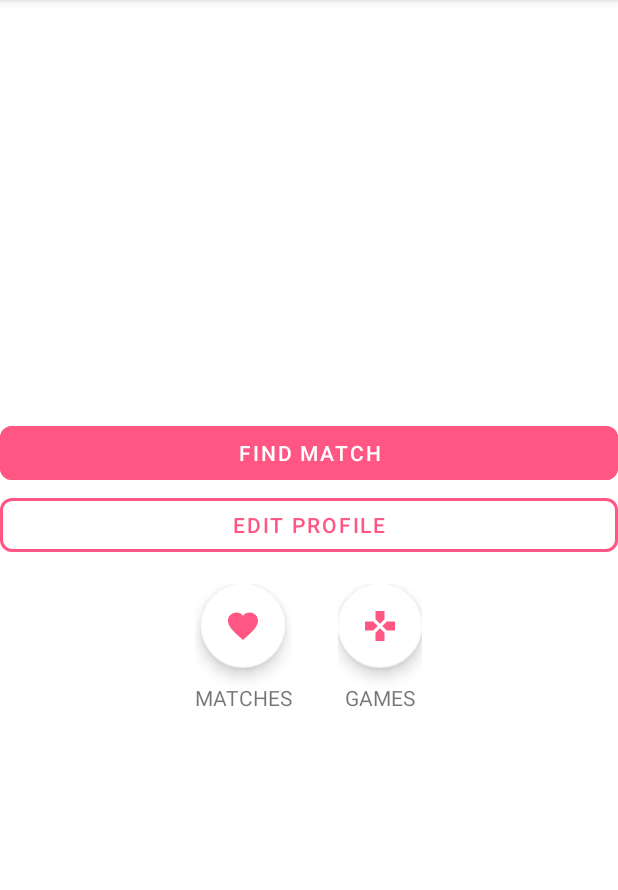
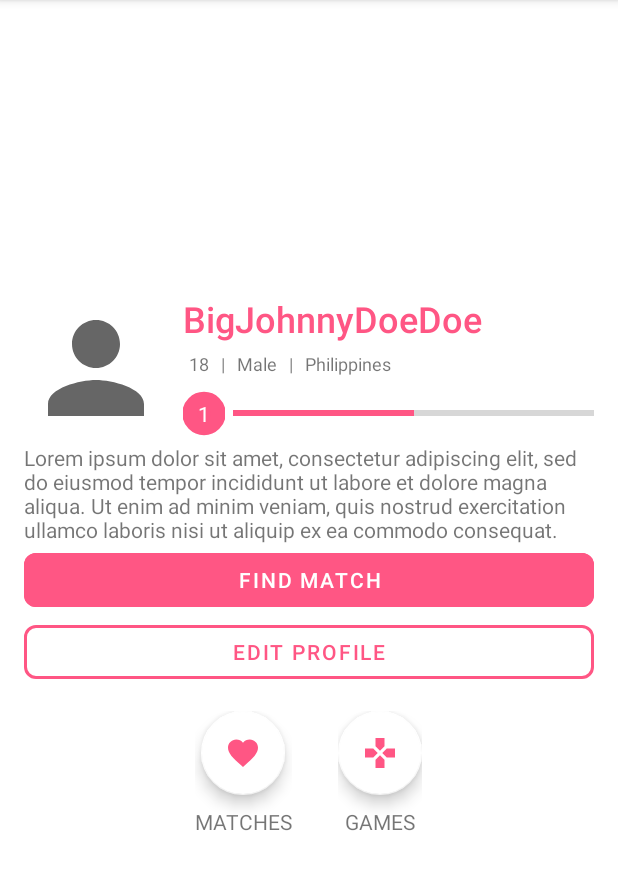
Before and after one commit to zobhhz/alintana, an Android app: the ProfileActivity screen opened directly, with no data from a screen before it, on a phone screen of 412 x 824 dp, the part 84-974 px from its top. Run offline under Robolectric (Android 15) with nearby library versions, the phone set to English and light mode, and no system bars; 2 statements that could not run were skipped.

Commit message:
updated profile and added password to users

```diff
--- a/alintana/app/src/main/AndroidManifest.xml
+++ b/alintana/app/src/main/AndroidManifest.xml
@@ -14,18 +14,18 @@
         android:theme="@style/Theme.Alintana"
         android:usesCleartextTraffic="true">
         <activity android:name=".MatchActivity">
+        </activity>
+        <activity android:name=".ProfileActivity">
+
+        </activity>
+        <activity
+            android:name=".MainActivity"
+            android:theme="@style/Theme.Alintana.NoActionBar">
             <intent-filter>
                 <action android:name="android.intent.action.MAIN" />
 
                 <category android:name="android.intent.category.LAUNCHER" />
             </intent-filter>
-
-
-        </activity>
-        <activity android:name=".ProfileActivity" />
-        <activity
-            android:name=".MainActivity"
-            android:theme="@style/Theme.Alintana.NoActionBar">
         </activity>
     </application>
 
--- a/alintana/app/src/main/java/com/mobdeve/s17/dizon/palmares/alintana/ProfileActivity.kt
+++ b/alintana/app/src/main/java/com/mobdeve/s17/dizon/palmares/alintana/ProfileActivity.kt
@@ -1,5 +1,7 @@
 package com.mobdeve.s17.dizon.palmares.alintana
 
+import android.content.res.ColorStateList
+import android.graphics.Color
 import androidx.appcompat.app.AppCompatActivity
 import android.os.Bundle
 import android.util.Log
@@ -18,7 +20,8 @@ class ProfileActivity : AppCompatActivity() {
         Log.v("USER", user!!.toString())
 
         binding.tvText.text = "Hello " + user.username
-
+        binding.progressBar.progress = 50
+        binding.progressBar.progressTintList = ColorStateList.valueOf(resources.getColor(R.color.primary))
         setContentView(binding.root)
 
     }
--- a/alintana/app/src/main/res/drawable/circle.xml
+++ b/alintana/app/src/main/res/drawable/circle.xml
@@ -3,7 +3,7 @@
     android:shape="ring"
     android:thicknessRatio="1.9"
     android:useLevel="false" >
-    <solid android:color="@android:color/transparent" />
+    <solid android:color="@android:color/white" />
 
     <stroke
         android:width="10dp"
--- a/alintana/app/src/main/res/layout/activity_profile.xml
+++ b/alintana/app/src/main/res/layout/activity_profile.xml
@@ -5,8 +5,9 @@
     xmlns:tools="http://schemas.android.com/tools"
     android:layout_width="match_parent"
     android:layout_height="match_parent"
-    tools:context=".ProfileActivity">
-
+    tools:context=".ProfileActivity"
+    android:paddingHorizontal="16dp">
+<!--    pang test lang-->
     <TextView
         android:id="@+id/tv_text"
         android:layout_width="match_parent"
@@ -28,7 +29,138 @@
         android:gravity="center"
         >
 
-        <!-- find match -->
+        <!-- profile -->
+        <LinearLayout
+            android:layout_width="match_parent"
+            android:layout_height="wrap_content"
+            android:orientation="horizontal"
+            android:gravity="center">
+
+<!--             profile image -->
+            <com.google.android.material.imageview.ShapeableImageView
+                android:id="@+id/tv_profile_image"
+                android:layout_width="96dp"
+                android:layout_height="96dp"
+                app:shapeAppearanceOverlay="@style/roundedImageViewRounded"
+                android:src="@drawable/ic_baseline_person_24"
+                />
+
+            <LinearLayout
+                android:layout_width="match_parent"
+                android:layout_height="wrap_content"
+                android:orientation="vertical"
+                android:paddingLeft="10dp">
+
+<!--                username -->
+                <TextView
+                    android:id="@+id/tv_profile_username"
+                    android:layout_width="wrap_content"
+                    android:layout_height="wrap_content"
+                    android:textAlignment="center"
+                    android:text="BigJohnnyDoeDoe"
+                    android:textColor="@color/primary"
+                    android:fontFamily="sans-serif-medium"
+                    android:textSize="24sp"
+                    android:layout_marginBottom="5dp"
+                    />
+
+                <LinearLayout
+                    android:layout_width="wrap_content"
+                    android:layout_height="wrap_content"
+                    android:orientation="horizontal"
+                    android:layout_marginBottom="5dp"
+                    >
+
+<!--                    age -->
+                    <TextView
+                        android:id="@+id/tv_profile_age"
+                        android:layout_width="wrap_content"
+                        android:layout_height="wrap_content"
+                        android:textSize="12sp"
+                        android:text="18"
+                        android:layout_marginHorizontal="4dp"
+                        />
+
+<!--                    separator -->
+                    <TextView
+                        android:id="@+id/tv_profile_sep1"
+                        android:layout_width="wrap_content"
+                        android:layout_height="wrap_content"
+                        android:textSize="12sp"
+                        android:text="|"
+                        android:layout_marginHorizontal="4dp"
+                        />
+
+<!--                    sex -->
+                    <TextView
+                        android:id="@+id/tv_profile_sex"
+                        android:layout_width="wrap_content"
+                        android:layout_height="wrap_content"
+                        android:textSize="12sp"
+                        android:text="Male"
+                        android:layout_marginHorizontal="4dp"
+                        />
+
+<!--                    separator -->
+                    <TextView
+                        android:id="@+id/tv_profile_sep2"
+                        android:layout_width="wrap_content"
+                        android:layout_height="wrap_content"
+                        android:textSize="12sp"
+                        android:text="|"
+                        android:layout_marginHorizontal="4dp"
+                        />
+
+<!--                    location -->
+                    <TextView
+                        android:id="@+id/tv_profile_loc"
+                        android:layout_width="wrap_content"
+                        android:layout_height="wrap_content"
+                        android:textSize="12sp"
+                        android:text="Philippines"
+                        android:layout_marginHorizontal="4dp"
+                        />
+                </LinearLayout>
+
+<!--                leveling -->
+                <LinearLayout
+                    android:layout_width="match_parent"
+                    android:layout_height="wrap_content"
+                    android:orientation="horizontal"
+                    android:gravity="center">
+
+                    <TextView
+                        android:id="@+id/tv_profile_lvl"
+                        android:layout_width="wrap_content"
+                        android:layout_height="wrap_content"
+                        android:background="@drawable/circle"
+                        android:text="1"
+                        android:padding="10dp"
+                        android:backgroundTint="@color/primary"
+                        android:textColor="@color/white"
+                        />
+
+                    <ProgressBar
+                        android:id="@+id/progress_bar"
+                        android:layout_width="match_parent"
+                        android:layout_height="wrap_content"
+                        android:paddingLeft="5dp"
+                        style="@style/Widget.AppCompat.ProgressBar.Horizontal"
+                        />
+                </LinearLayout>
+            </LinearLayout>
+
+        </LinearLayout>
+
+        <!-- headline -->
+        <TextView
+            android:id="@+id/tv_profile_headline"
+            android:layout_width="match_parent"
+            android:layout_height="wrap_content"
+            android:text="Lorem ipsum dolor sit amet, consectetur adipiscing elit, sed do eiusmod tempor incididunt ut labore et dolore magna aliqua. Ut enim ad minim veniam, quis nostrud exercitation ullamco laboris nisi ut aliquip ex ea commodo consequat."
+            />
+
+        <!-- find match button -->
         <com.google.android.material.button.MaterialButton
             android:id="@+id/btn_profile_match"
             android:layout_width="match_parent"
@@ -45,7 +177,7 @@
             android:textColor="@color/white"
             />
 
-        <!-- edit profile -->
+        <!-- edit profile button -->
         <com.google.android.material.button.MaterialButton
             android:id="@+id/btn_profile_edit"
             android:layout_width="match_parent"
@@ -69,7 +201,7 @@
             android:orientation="horizontal"
             android:gravity="center">
 
-            <!-- matches -->
+            <!-- matches fab -->
             <LinearLayout
                 android:layout_width="wrap_content"
                 android:layout_height="wrap_content"
@@ -78,21 +210,22 @@
                 android:layout_margin="15dp"
                 >
                 <com.google.android.material.floatingactionbutton.FloatingActionButton
-                    android:id="@+id/fab_matches"
-                    android:layout_width="wrap_content"
+                    android:id="@+id/fab_profile_matches"
+                    android:layout_width="96dp"
                     android:layout_height="wrap_content"
                     android:src="@drawable/ic_baseline_favorite_24"
-                    android:layout_marginBottom="10dp"
+                    android:layout_marginBottom="8dp"
                     />
 
                 <TextView
                     android:layout_width="wrap_content"
                     android:layout_height="wrap_content"
                     android:text="MATCHES"
+                    android:textAlignment="center"
                     />
             </LinearLayout>
 
-            <!-- games -->
+            <!-- games fab -->
             <LinearLayout
                 android:layout_width="wrap_content"
                 android:layout_height="wrap_content"
@@ -101,17 +234,18 @@
                 android:layout_margin="15dp"
                 >
                 <com.google.android.material.floatingactionbutton.FloatingActionButton
-                    android:id="@+id/fab_games"
-                    android:layout_width="wrap_content"
+                    android:id="@+id/fab_profile_games"
+                    android:layout_width="96dp"
                     android:layout_height="wrap_content"
                     android:src="@drawable/ic_baseline_gamepad_24"
-                    android:layout_marginBottom="10dp"
+                    android:layout_marginBottom="8dp"
                     />
 
                 <TextView
                     android:layout_width="wrap_content"
                     android:layout_height="wrap_content"
                     android:text="GAMES"
+                    android:textAlignment="center"
                     />
             </LinearLayout>
         </LinearLayout>
```
Also changed, not shown: 1 other file.
